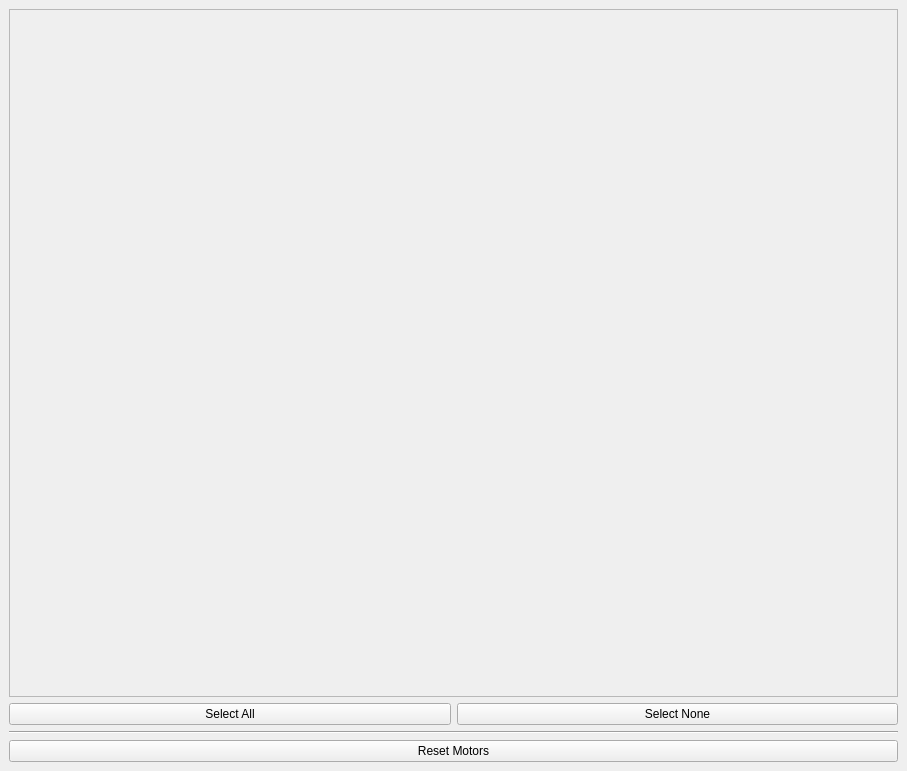
This is sr_gui_motor_resetter/uis/SrGuiMotorResetter.ui in shadow-robot/sr-ros-interface as Qt 5 draws it before an edit. The edited form follows.
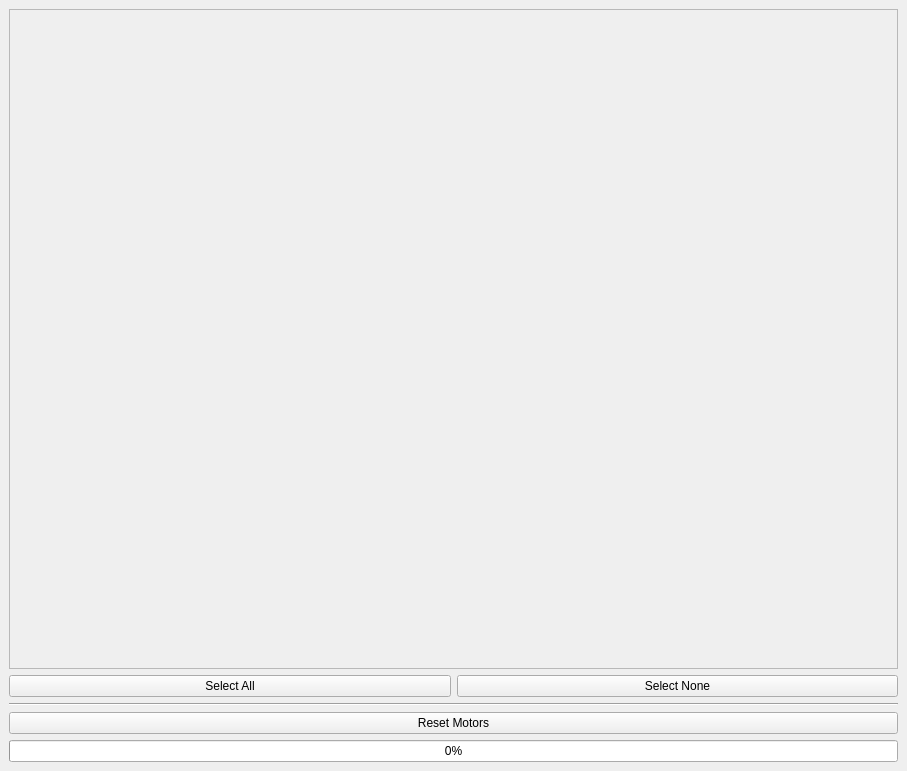
This is the edited form.

Commit message:
Cargo cult in the code for doing the actual reset.
Progress bar is not working but doesn't work in old GUI either.

Cursor change also not working but that did work in the old GUI. Probably to do
with using a QDockWidget instead of a window.

What changed in the file:
```diff
--- a/sr_gui_motor_resetter/uis/SrGuiMotorResetter.ui
+++ b/sr_gui_motor_resetter/uis/SrGuiMotorResetter.ui
@@ -14,7 +14,7 @@
    <string>Motor Resetter</string>
   </property>
   <widget class="QWidget" name="dockWidgetContents">
-   <layout class="QVBoxLayout" name="verticalLayout" stretch="0,0,0,0">
+   <layout class="QVBoxLayout" name="verticalLayout" stretch="0,0,0,0,0">
     <item>
      <widget class="QFrame" name="motors_frame">
       <property name="frameShape">
@@ -58,6 +58,13 @@
       </property>
      </widget>
     </item>
+    <item>
+     <widget class="QProgressBar" name="motors_progress_bar">
+      <property name="value">
+       <number>0</number>
+      </property>
+     </widget>
+    </item>
    </layout>
   </widget>
  </widget>
```
The commit also changes 2 other files.
